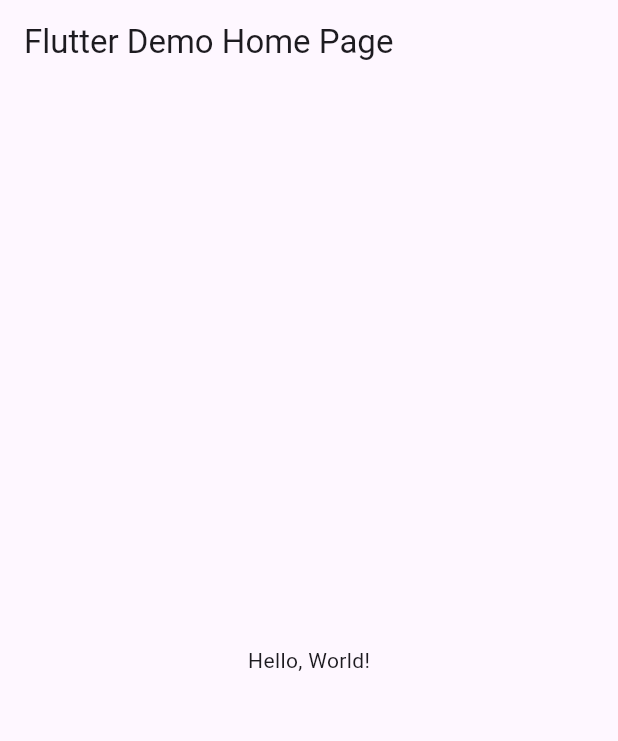
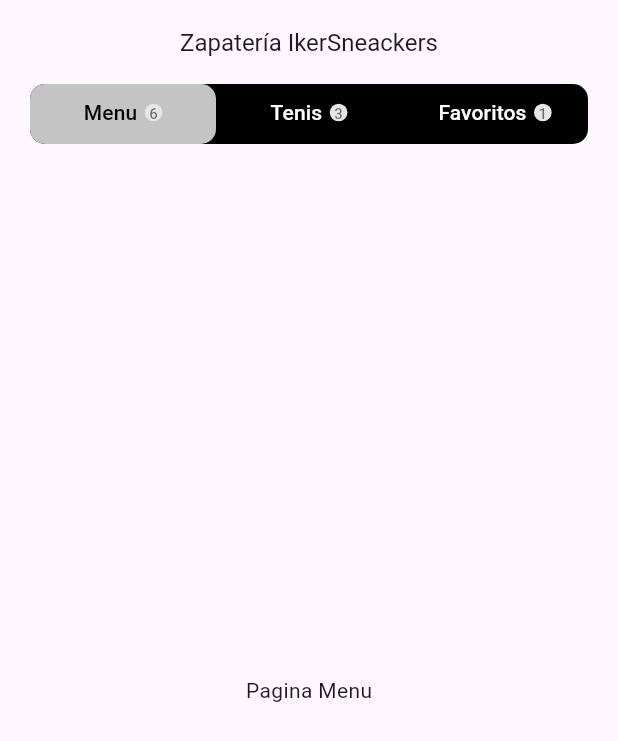
Before and after one commit to hernandez5i/UII_A7_slider, a Flutter app: the screen it shows after launch, on a phone screen of 412 x 824 dp. Shown: the top 741 px of the screen. Run offline on Flutter 3.47's test engine with Material 3 defaults, Android fonts, the phone set to English and light mode, and no system bars.

```diff
--- /dev/null
+++ b/lib/home_page.dart
@@ -0,0 +1,57 @@
+import 'package:flutter/material.dart';
+import 'package:requenes0397/tab_item.dart';
+
+class HomePage extends StatelessWidget {
+  const HomePage({Key? key}) : super(key: key);
+
+  @override
+  Widget build(BuildContext context) {
+    return DefaultTabController(
+      length: 3,
+      child: Scaffold(
+          appBar: AppBar(
+            title: const Text(
+              "Zapatería IkerSneackers",
+              style: TextStyle(fontSize: 16),
+            ),
+            centerTitle: true,
+            bottom: PreferredSize(
+              preferredSize: const Size.fromHeight(40),
+              child: ClipRRect(
+                borderRadius: const BorderRadius.all(Radius.circular(10)),
+                child: Container(
+                  height: 40,
+                  margin: const EdgeInsets.symmetric(horizontal: 20),
+                  decoration: BoxDecoration(
+                    borderRadius: const BorderRadius.all(Radius.circular(10)),
+                    color: Color(0xff000000),
+                  ),
+                  child: const TabBar(
+                    indicatorSize: TabBarIndicatorSize.tab,
+                    dividerColor: Color(0x00ffffff),
+                    indicator: BoxDecoration(
+                      color: Color(0xffc4c4c4),
+                      borderRadius: BorderRadius.all(Radius.circular(10)),
+                    ),
+                    labelColor: Color(0xff000000),
+                    unselectedLabelColor: Color(0xfeffffff),
+                    tabs: [
+                      TabItem(title: "Menu", count: 6),
+                      TabItem(title: "Tenis", count: 3),
+                      TabItem(title: "Favoritos", count: 1),
+                    ],
+                  ),
+                ),
+              ),
+            ),
+          ),
+          body: const TabBarView(
+            children: [
+              Center(child: Text("Pagina Menu")),
+              Center(child: Text("Pagina Tenis")),
+              Center(child: Text("Pagina Favoritos")),
+            ],
+          )),
+    );
+  }
+}
--- a/lib/main.dart
+++ b/lib/main.dart
@@ -1,43 +1,19 @@
 import 'package:flutter/material.dart';
+import 'package:requenes0397/home_page.dart';
+import 'package:requenes0397/tab_item.dart';
 
-void main() => runApp(MyApp());
+void main() {
+  runApp(const MyApp());
+}
 
 class MyApp extends StatelessWidget {
-  const MyApp({super.key});
-  // This widget is the root of your application.
+  const MyApp({Key? key}) : super(key: key);
+
   @override
   Widget build(BuildContext context) {
-    return MaterialApp(
-      // Application name
-      title: 'Flutter Hello World',
-      // Application theme data, you can set the colors for the application as
-      // you want
-      theme: ThemeData(
-        // useMaterial3: false,
-        primarySwatch: Colors.blue,
-      ),
-      // A widget which will be started on application startup
-      home: MyHomePage(title: 'Flutter Demo Home Page'),
+    return const MaterialApp(
+      debugShowCheckedModeBanner: false,
+      home: HomePage(),
     );
   }
 }
-
-class MyHomePage extends StatelessWidget {
-  final String title;
-  const MyHomePage({super.key, required this.title});
-
-  @override
-  Widget build(BuildContext context) {
-    return Scaffold(
-      appBar: AppBar(
-        // The title text which will be shown on the action bar
-        title: Text(title),
-      ),
-      body: Center(
-        child: Text(
-          'Hello, World!',
-        ),
-      ),
-    );
-  }
-}
--- /dev/null
+++ b/lib/tab_item.dart
@@ -0,0 +1,48 @@
+import 'package:flutter/material.dart';
+
+class TabItem extends StatelessWidget {
+  final String title;
+  final int count;
+  const TabItem({
+    super.key,
+    required this.title,
+    required this.count,
+  });
+
+  @override
+  Widget build(BuildContext context) {
+    return Tab(
+      child: Row(
+        mainAxisAlignment: MainAxisAlignment.center,
+        children: [
+          Text(
+            title,
+            overflow: TextOverflow.ellipsis,
+          ),
+          count > 0
+              ? Container(
+                  margin: const EdgeInsetsDirectional.only(start: 5),
+                  padding: const EdgeInsets.all(3),
+                  decoration: BoxDecoration(
+                    color: Color(0xffe6e6e6),
+                    shape: BoxShape.circle,
+                  ),
+                  child: Center(
+                    child: Text(
+                      count > 9 ? "9+" : count.toString(),
+                      style: const TextStyle(
+                        color: Colors.black54,
+                        fontSize: 10,
+                      ),
+                    ),
+                  ),
+                )
+              : const SizedBox(
+                  width: 0,
+                  height: 0,
+                ),
+        ],
+      ),
+    );
+  }
+}
```
